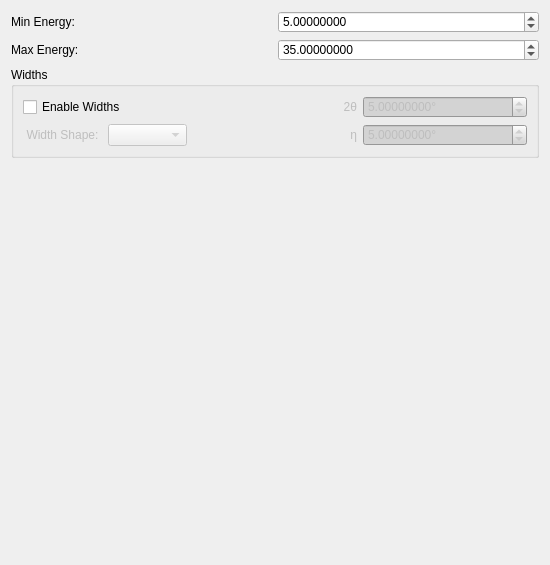
First picture: the form in hexrd/ui/resources/ui/laue_overlay_editor.ui, repository HEXRD/hexrdgui, before the edit.
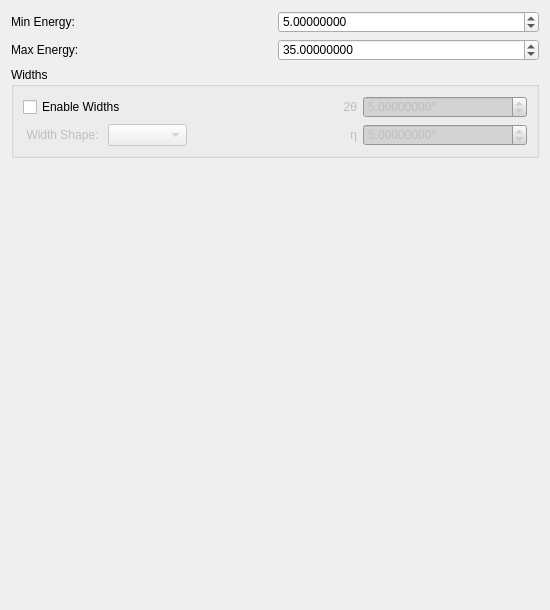
Second picture: the form after the edit. Custom widgets are drawn as their Qt base class.

What changed in the file:
```diff
--- a/hexrd/ui/resources/ui/laue_overlay_editor.ui
+++ b/hexrd/ui/resources/ui/laue_overlay_editor.ui
@@ -7,7 +7,7 @@
     <x>0</x>
     <y>0</y>
     <width>550</width>
-    <height>565</height>
+    <height>610</height>
    </rect>
   </property>
   <property name="sizePolicy">
@@ -19,7 +19,7 @@
   <property name="minimumSize">
    <size>
     <width>0</width>
-    <height>565</height>
+    <height>610</height>
    </size>
   </property>
   <property name="windowTitle">
```
